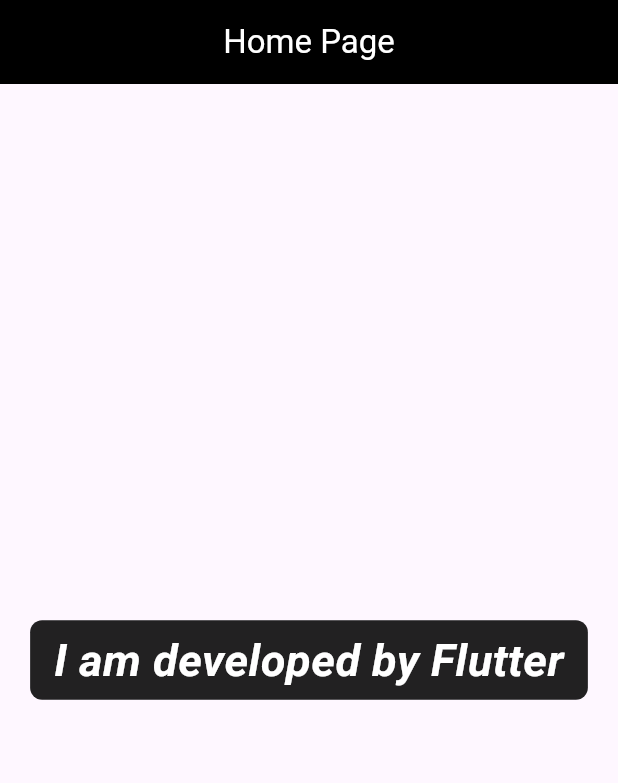
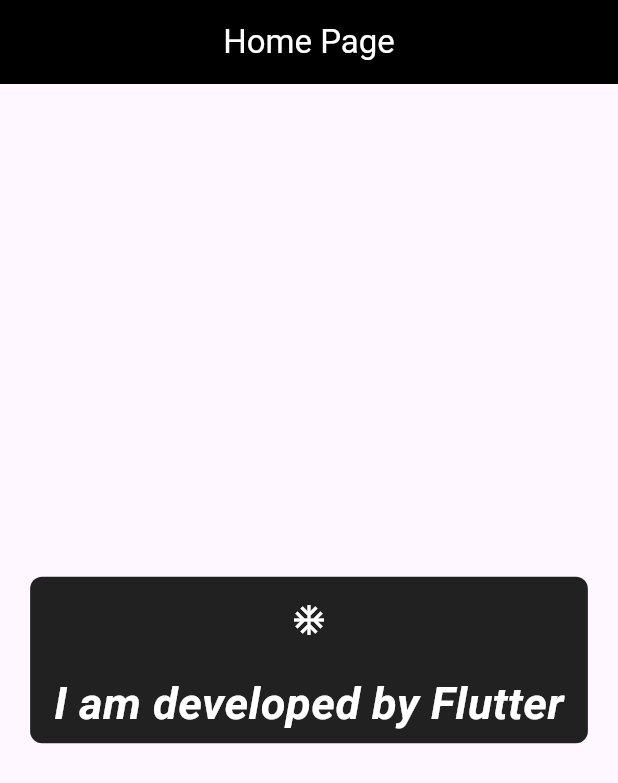
Before and after one commit to Asaduzzaman04/Flutter_app, a Flutter app: the screen it shows after launch, on a phone screen of 412 x 824 dp. Shown: the top 783 px of the screen. Run offline on Flutter 3.47's test engine with Material 3 defaults, Android fonts, the phone set to English and light mode, and no system bars.

Commit message:
icons added

```diff
--- a/my_app/lib/main.dart
+++ b/my_app/lib/main.dart
@@ -1,9 +1,9 @@
 import 'package:flutter/cupertino.dart';
 import 'package:flutter/material.dart';
 
-void main() => runApp(MyApp()); // Corrected the app name
+void main() => runApp(MyApp());
 
-class MyApp extends StatelessWidget { // Renamed the class to avoid naming conflicts
+class MyApp extends StatelessWidget {
   const MyApp({super.key});
 
   @override
@@ -11,30 +11,43 @@
     return MaterialApp(
       debugShowCheckedModeBanner: false,
       home: Scaffold(
-        appBar: AppBar( // Fixed parentheses
+        appBar: AppBar(
           backgroundColor: Colors.black,
-          title: Text("Home Page", style: TextStyle(
+          title: Text(
+            "Home Page",
+            style: TextStyle(
               color: Colors.white,
-          ),),
+            ),
+          ),
           centerTitle: true,
         ),
         body: Center(
           child: Container(
             padding: EdgeInsets.symmetric(horizontal: 16.0, vertical: 5.0),
-
             decoration: BoxDecoration(
-              color: Colors.black87, // Removed backgroundColor, used color instead
+              color: Colors.black87,
               borderRadius: BorderRadius.circular(8.0),
             ),
-
-            child: Text(
-              "I am developed by Flutter", // Fixed the text
+            child: Column(
+              mainAxisSize: MainAxisSize.min,
+              children: [
+                IconButton(
+                  icon: Icon(Icons.ac_unit_outlined, color: Colors.white),
+                  onPressed: () {
+                    print("hello world");
+                  },
+                ),
+                SizedBox(height: 10), // Add some space between the icon and text
+                Text(
+                  "I am developed by Flutter",
                   style: TextStyle(
                     fontSize: 30.0,
                     fontStyle: FontStyle.italic,
                     fontWeight: FontWeight.bold,
-                color:Colors.white,
+                    color: Colors.white,
                   ),
+                ),
+              ],
             ),
           ),
         ),
```
Lines whose indentation alone changed are shown as unchanged.
